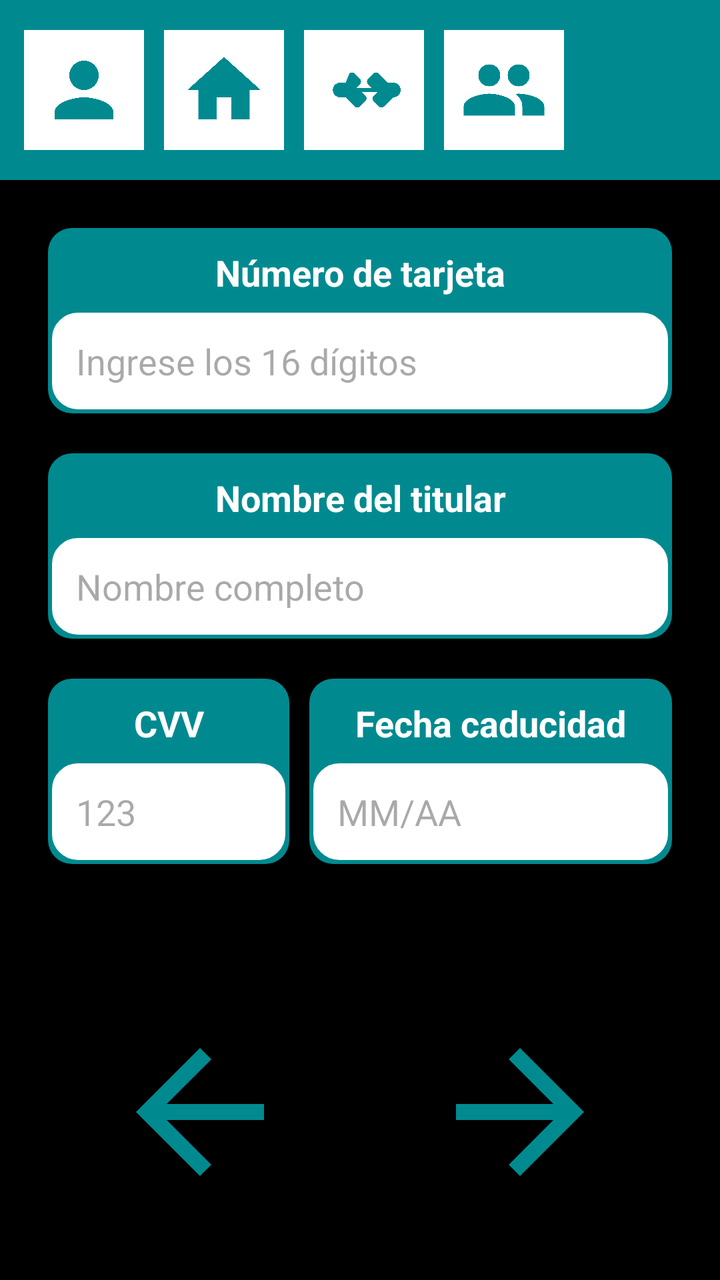
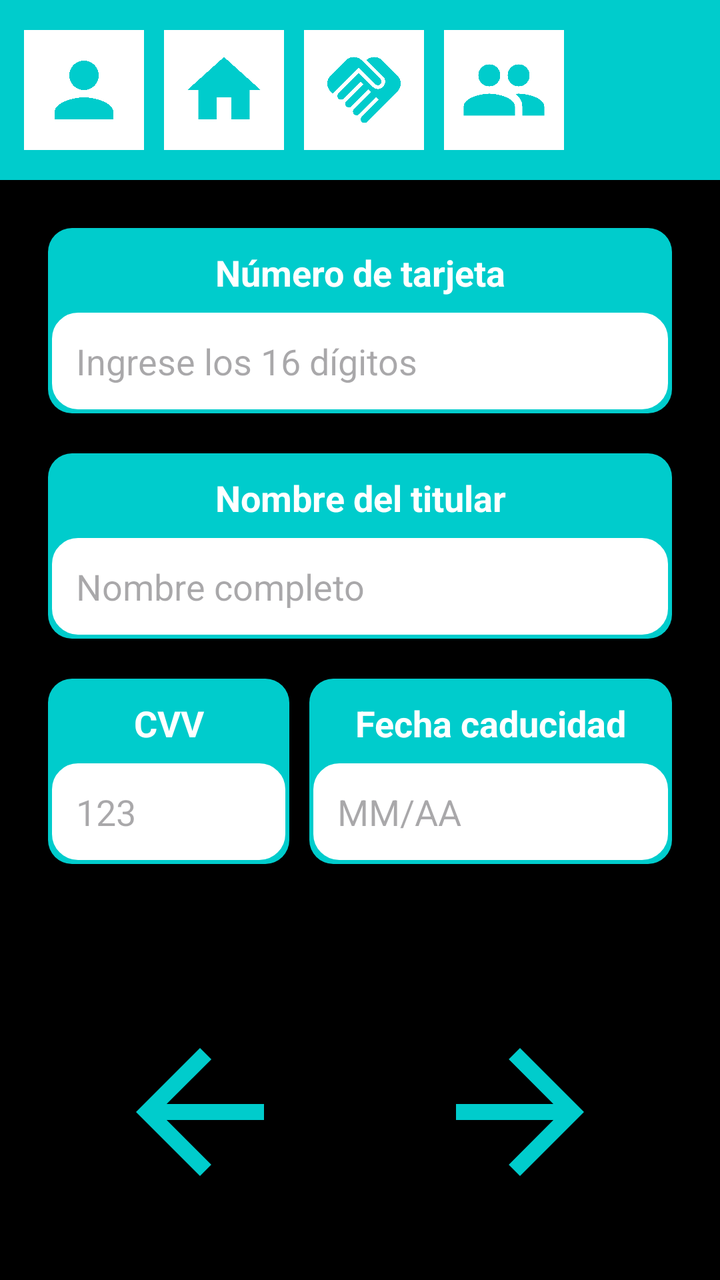

Screens rendered from an Android XML layout before and after an edit, with the pre-edit source and the edit as a unified diff.
<!-- AndroidManifest.xml: application theme Theme.QuikFile -->
<!-- res/layout/activity_payment_info.xml -->
<?xml version="1.0" encoding="utf-8"?>
<androidx.constraintlayout.widget.ConstraintLayout xmlns:android="http://schemas.android.com/apk/res/android"
    xmlns:app="http://schemas.android.com/apk/res-auto"
    xmlns:tools="http://schemas.android.com/tools"
    android:layout_width="match_parent"
    android:layout_height="match_parent"
    android:background="@color/background_black"
    tools:context=".PaymentInfoActivity">

    
    <LinearLayout
        android:id="@+id/topBar"
        android:layout_width="match_parent"
        android:layout_height="90dp"
        android:background="@color/blue_app"
        android:gravity="center_vertical"
        android:orientation="horizontal"
        android:paddingStart="12dp"
        android:paddingEnd="12dp"
        android:elevation="4dp"
        app:layout_constraintTop_toTopOf="parent">

        <ImageView
            android:id="@+id/btnSettingsTop"
            android:layout_width="60dp"
            android:layout_height="60dp"
            android:layout_marginEnd="10dp"
            android:background="@color/white"
            android:padding="8dp"
            android:src="@drawable/ic_person"
            app:tint="@color/blue_app" />

        <ImageView
            android:id="@+id/btnHomeTop"
            android:layout_width="60dp"
            android:layout_height="60dp"
            android:layout_marginEnd="10dp"
            android:background="@color/white"
            android:padding="8dp"
            android:src="@drawable/ic_home"
            app:tint="@color/blue_app" />

        <ImageView
            android:id="@+id/btnSharedTop"
            android:layout_width="60dp"
            android:layout_height="60dp"
            android:layout_marginEnd="10dp"
            android:background="@color/white"
            android:padding="8dp"
            android:src="@drawable/ic_handshake"
            app:tint="@color/blue_app" />

        <ImageView
            android:id="@+id/btnLoginTop"
            android:layout_width="60dp"
            android:layout_height="60dp"
            android:background="@color/white"
            android:padding="8dp"
            android:src="@drawable/ic_group"
            app:tint="@color/blue_app" />
    </LinearLayout>

    <ScrollView
        android:layout_width="match_parent"
        android:layout_height="0dp"
        app:layout_constraintTop_toBottomOf="@id/topBar"
        app:layout_constraintBottom_toTopOf="@id/bottomNavigation">

        <LinearLayout
            android:layout_width="match_parent"
            android:layout_height="wrap_content"
            android:orientation="vertical"
            android:padding="24dp">

            
            <LinearLayout
                android:layout_width="match_parent"
                android:layout_height="wrap_content"
                android:layout_marginBottom="20dp"
                android:background="@drawable/payment_field_background"
                android:orientation="vertical"
                android:padding="2dp">

                <TextView
                    android:layout_width="match_parent"
                    android:layout_height="wrap_content"
                    android:gravity="center"
                    android:padding="8dp"
                    android:text="Número de tarjeta"
                    android:textColor="@color/white"
                    android:textSize="18sp"
                    android:textStyle="bold" />

                <EditText
                    android:id="@+id/etCardNumber"
                    android:layout_width="match_parent"
                    android:layout_height="wrap_content"
                    android:background="@drawable/search_bar_background"
                    android:backgroundTint="@color/white"
                    android:hint="Ingrese los 16 dígitos"
                    android:inputType="number"
                    android:padding="12dp"
                    android:textColor="@color/black" />
            </LinearLayout>

            
            <LinearLayout
                android:layout_width="match_parent"
                android:layout_height="wrap_content"
                android:layout_marginBottom="20dp"
                android:background="@drawable/payment_field_background"
                android:orientation="vertical"
                android:padding="2dp">

                <TextView
                    android:layout_width="match_parent"
                    android:layout_height="wrap_content"
                    android:gravity="center"
                    android:padding="8dp"
                    android:text="Nombre del titular"
                    android:textColor="@color/white"
                    android:textSize="18sp"
                    android:textStyle="bold" />

                <EditText
                    android:id="@+id/etCardHolder"
                    android:layout_width="match_parent"
                    android:layout_height="wrap_content"
                    android:background="@drawable/search_bar_background"
                    android:backgroundTint="@color/white"
                    android:hint="Nombre completo"
                    android:inputType="textPersonName"
                    android:padding="12dp"
                    android:textColor="@color/black" />
            </LinearLayout>

            
            <LinearLayout
                android:layout_width="match_parent"
                android:layout_height="wrap_content"
                android:orientation="horizontal">

                
                <LinearLayout
                    android:layout_width="0dp"
                    android:layout_height="wrap_content"
                    android:layout_weight="1"
                    android:layout_marginEnd="10dp"
                    android:background="@drawable/payment_field_background"
                    android:orientation="vertical"
                    android:padding="2dp">

                    <TextView
                        android:layout_width="match_parent"
                        android:layout_height="wrap_content"
                        android:gravity="center"
                        android:padding="8dp"
                        android:text="CVV"
                        android:textColor="@color/white"
                        android:textSize="18sp"
                        android:textStyle="bold" />

                    <EditText
                        android:id="@+id/etCVV"
                        android:layout_width="match_parent"
                        android:layout_height="wrap_content"
                        android:background="@drawable/search_bar_background"
                        android:backgroundTint="@color/white"
                        android:hint="123"
                        android:inputType="numberPassword"
                        android:maxLength="3"
                        android:padding="12dp"
                        android:textColor="@color/black" />
                </LinearLayout>

                
                <LinearLayout
                    android:layout_width="0dp"
                    android:layout_height="wrap_content"
                    android:layout_weight="1.5"
                    android:background="@drawable/payment_field_background"
                    android:orientation="vertical"
                    android:padding="2dp">

                    <TextView
                        android:layout_width="match_parent"
                        android:layout_height="wrap_content"
                        android:gravity="center"
                        android:padding="8dp"
                        android:text="Fecha caducidad"
                        android:textColor="@color/white"
                        android:textSize="18sp"
                        android:textStyle="bold" />

                    <EditText
                        android:id="@+id/etExpiryDate"
                        android:layout_width="match_parent"
                        android:layout_height="wrap_content"
                        android:background="@drawable/search_bar_background"
                        android:backgroundTint="@color/white"
                        android:hint="MM/AA"
                        android:inputType="date"
                        android:padding="12dp"
                        android:textColor="@color/black" />
                </LinearLayout>
            </LinearLayout>

        </LinearLayout>
    </ScrollView>

    
    <LinearLayout
        android:id="@+id/bottomNavigation"
        android:layout_width="match_parent"
        android:layout_height="wrap_content"
        android:layout_marginBottom="24dp"
        android:gravity="center"
        android:orientation="horizontal"
        app:layout_constraintBottom_toBottomOf="parent">

        <ImageView
            android:id="@+id/btnBack"
            android:layout_width="120dp"
            android:layout_height="120dp"
            android:layout_marginEnd="40dp"
            android:padding="12dp"
            android:src="@drawable/ic_arrow_back"
            app:tint="@color/blue_app" />

        <ImageView
            android:id="@+id/btnForward"
            android:layout_width="120dp"
            android:layout_height="120dp"
            android:padding="12dp"
            android:src="@drawable/ic_arrow_forward"
            app:tint="@color/blue_app" />
    </LinearLayout>

</androidx.constraintlayout.widget.ConstraintLayout>
<!-- resources referenced by this layout -->
<resources>
  <color name="background_black">#000000</color>//si lo he puesto todo bien sobraria este
  <color name="black">#FF000000</color>
  <color name="blue_app">#008A90</color>
  <color name="white">#FFFFFFFF</color>
  <!-- drawable ic_arrow_back (drawable) -->
  <vector xmlns:android="http://schemas.android.com/apk/res/android"
      android:width="24dp"
      android:height="24dp"
      android:viewportWidth="24"
      android:viewportHeight="24">
    <path
        android:fillColor="@color/black"
        android:pathData="M20,11H7.83l5.59,-5.59L12,4l-8,8 8,8 1.41,-1.41L7.83,13H20v-2z"/>
  </vector>
  <!-- drawable ic_arrow_forward (drawable) -->
  <vector xmlns:android="http://schemas.android.com/apk/res/android"
      android:width="24dp"
      android:height="24dp"
      android:viewportWidth="24"
      android:viewportHeight="24">
    <path
        android:fillColor="@color/black"
        android:pathData="M12,4l-1.41,1.41L16.17,11H4v2h12.17l-5.58,5.59L12,20l8,-8z"/>
  </vector>
  <!-- drawable ic_handshake (drawable) -->
  <?xml version="1.0" encoding="utf-8"?>
  <vector xmlns:android="http://schemas.android.com/apk/res/android"
      android:width="24dp"
      android:height="24dp"
      android:viewportWidth="24"
      android:viewportHeight="24">
      <path
          android:fillColor="#000000"
          android:pathData="M22,12c0,-1.1 -0.9,-2 -2,-2h-1.5l-2.5,-2.5c-0.39,-0.39 -1.01,-0.39 -1.4,0l-1.5,1.5c-0.39,0.39 -0.39,1.01 0,1.4l1.1,1.1h-4.4l1.1,-1.1c0.39,-0.39 0.39,-1.01 0,-1.4l-1.5,-1.5c-0.39,-0.39 -1.01,-0.39 -1.4,0L7,10H5.5c-1.1,0 -2,0.9 -2,2s0.9,2 2,2h1.5l2.5,2.5c0.39,0.39 1.01,0.39 1.4,0l1.5,-1.5c0.39,-0.39 0.39,-1.01 0,-1.4l-1.1,-1.1h4.4l-1.1,1.1c-0.39,0.39 -0.39,1.01 0,1.4l1.5,1.5c0.39,0.39 1.01,0.39 1.4,0l2.5,-2.5H20c1.1,0 2,-0.9 2,-2z"/>
  </vector>
  <!-- drawable ic_home (drawable) -->
  <?xml version="1.0" encoding="utf-8"?>
  <vector xmlns:android="http://schemas.android.com/apk/res/android"
      android:width="24dp"
      android:height="24dp"
      android:viewportWidth="24"
      android:viewportHeight="24">
      <path
          android:fillColor="#000000"
          android:pathData="M10,20V14H14V20H19V12H22L12,3L2,12H5V20H10Z"/>
  </vector>
  <!-- drawable ic_person (drawable) -->
  <?xml version="1.0" encoding="utf-8"?>
  <vector xmlns:android="http://schemas.android.com/apk/res/android"
      android:width="24dp"
      android:height="24dp"
      android:viewportWidth="24"
      android:viewportHeight="24">
      <path
          android:fillColor="#000000"
          android:pathData="M12,12c2.21,0 4,-1.79 4,-4s-1.79,-4 -4,-4 -4,1.79 -4,4 1.79,4 4,4zM12,14c-2.67,0 -8,1.34 -8,4v2h16v-2c0,-2.66 -5.33,-4 -8,-4z"/>
  </vector>
  <!-- drawable payment_field_background (drawable) -->
  <?xml version="1.0" encoding="utf-8"?>
  <shape xmlns:android="http://schemas.android.com/apk/res/android">
      <solid android:color="@color/blue_app" />
      <corners android:radius="12dp" />
  </shape>
  <!-- drawable search_bar_background (drawable) -->
  <?xml version="1.0" encoding="utf-8"?>
  <shape xmlns:android="http://schemas.android.com/apk/res/android">
      <solid android:color="@color/white" />
      <corners android:radius="12dp" />
      <stroke android:width="2dp" android:color="@color/blue_app" />
  </shape>
  <style name="Theme.QuikFile" parent="Base.Theme.QuikFile" />
  <style name="Base.Theme.QuikFile" parent="Theme.Material3.DayNight.NoActionBar">
          
          
      </style>
  <!-- unchanged entries left out for length: 1 -->
</resources>

<!-- the commit's change to res/layout/activity_payment_info.xml (unified diff, before → after) -->
@@ -4,7 +4,7 @@
     xmlns:tools="http://schemas.android.com/tools"
     android:layout_width="match_parent"
     android:layout_height="match_parent"
-    android:background="@color/background_black"
+    android:background="@color/black"
     tools:context=".PaymentInfoActivity">
 
     
<!-- resource entries referenced after the edit -->
@@ -1,8 +1,7 @@
 <!-- resources referenced by this layout -->
 <resources>
-  <color name="background_black">#000000</color>//si lo he puesto todo bien sobraria este
   <color name="black">#FF000000</color>
-  <color name="blue_app">#008A90</color>
+  <color name="blue_app">#00CCCC</color>
   <color name="white">#FFFFFFFF</color>
   <!-- drawable ic_arrow_back (drawable) -->
   <vector xmlns:android="http://schemas.android.com/apk/res/android"
@@ -25,15 +24,10 @@
         android:pathData="M12,4l-1.41,1.41L16.17,11H4v2h12.17l-5.58,5.59L12,20l8,-8z"/>
   </vector>
   <!-- drawable ic_handshake (drawable) -->
-  <?xml version="1.0" encoding="utf-8"?>
-  <vector xmlns:android="http://schemas.android.com/apk/res/android"
-      android:width="24dp"
-      android:height="24dp"
-      android:viewportWidth="24"
-      android:viewportHeight="24">
-      <path
-          android:fillColor="#000000"
-          android:pathData="M22,12c0,-1.1 -0.9,-2 -2,-2h-1.5l-2.5,-2.5c-0.39,-0.39 -1.01,-0.39 -1.4,0l-1.5,1.5c-0.39,0.39 -0.39,1.01 0,1.4l1.1,1.1h-4.4l1.1,-1.1c0.39,-0.39 0.39,-1.01 0,-1.4l-1.5,-1.5c-0.39,-0.39 -1.01,-0.39 -1.4,0L7,10H5.5c-1.1,0 -2,0.9 -2,2s0.9,2 2,2h1.5l2.5,2.5c0.39,0.39 1.01,0.39 1.4,0l1.5,-1.5c0.39,-0.39 0.39,-1.01 0,-1.4l-1.1,-1.1h4.4l-1.1,1.1c-0.39,0.39 -0.39,1.01 0,1.4l1.5,1.5c0.39,0.39 1.01,0.39 1.4,0l2.5,-2.5H20c1.1,0 2,-0.9 2,-2z"/>
+  <vector xmlns:android="http://schemas.android.com/apk/res/android" android:height="24dp" android:tint="@color/blue_app" android:viewportHeight="24" android:viewportWidth="24" android:width="24dp">
+  
+      <path android:fillColor="@android:color/white" android:pathData="M16.48,10.41c-0.39,0.39 -1.04,0.39 -1.43,0l-4.47,-4.46l-7.05,7.04l-0.66,-0.63c-1.17,-1.17 -1.17,-3.07 0,-4.24l4.24,-4.24c1.17,-1.17 3.07,-1.17 4.24,0L16.48,9C16.87,9.39 16.87,10.02 16.48,10.41zM17.18,8.29c0.78,0.78 0.78,2.05 0,2.83c-1.27,1.27 -2.61,0.22 -2.83,0l-3.76,-3.76l-5.57,5.57c-0.39,0.39 -0.39,1.02 0,1.41c0.39,0.39 1.02,0.39 1.42,0l4.62,-4.62l0.71,0.71l-4.62,4.62c-0.39,0.39 -0.39,1.02 0,1.41c0.39,0.39 1.02,0.39 1.42,0l4.62,-4.62l0.71,0.71l-4.62,4.62c-0.39,0.39 -0.39,1.02 0,1.41c0.39,0.39 1.02,0.39 1.41,0l4.62,-4.62l0.71,0.71l-4.62,4.62c-0.39,0.39 -0.39,1.02 0,1.41c0.39,0.39 1.02,0.39 1.41,0l8.32,-8.34c1.17,-1.17 1.17,-3.07 0,-4.24l-4.24,-4.24c-1.15,-1.15 -3.01,-1.17 -4.18,-0.06L17.18,8.29z"/>
+  
   </vector>
   <!-- drawable ic_home (drawable) -->
   <?xml version="1.0" encoding="utf-8"?>
